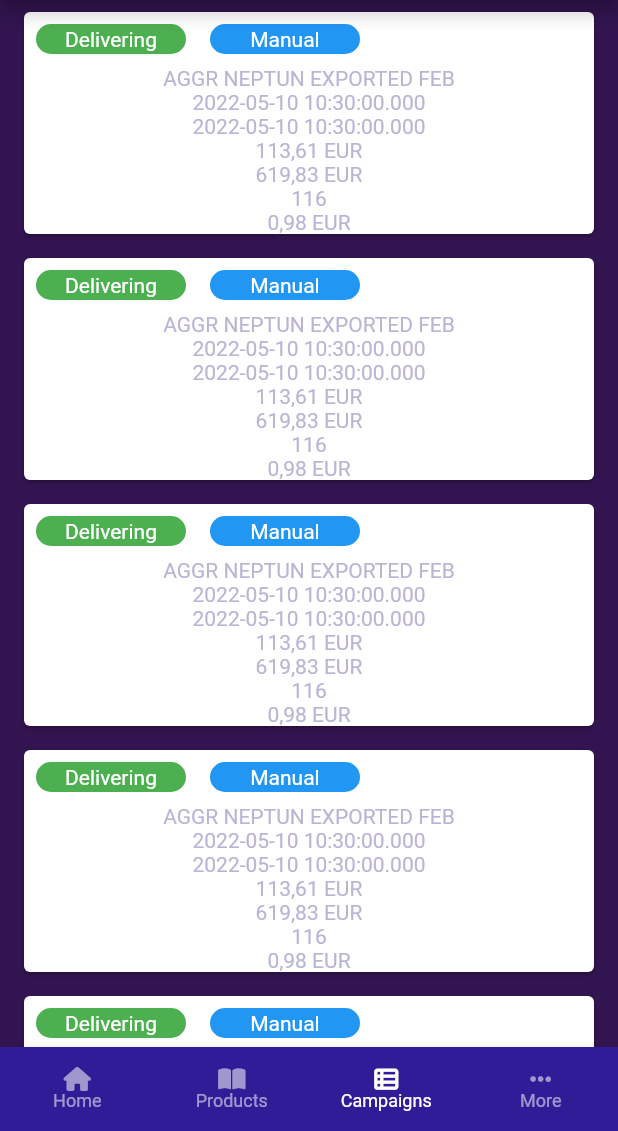
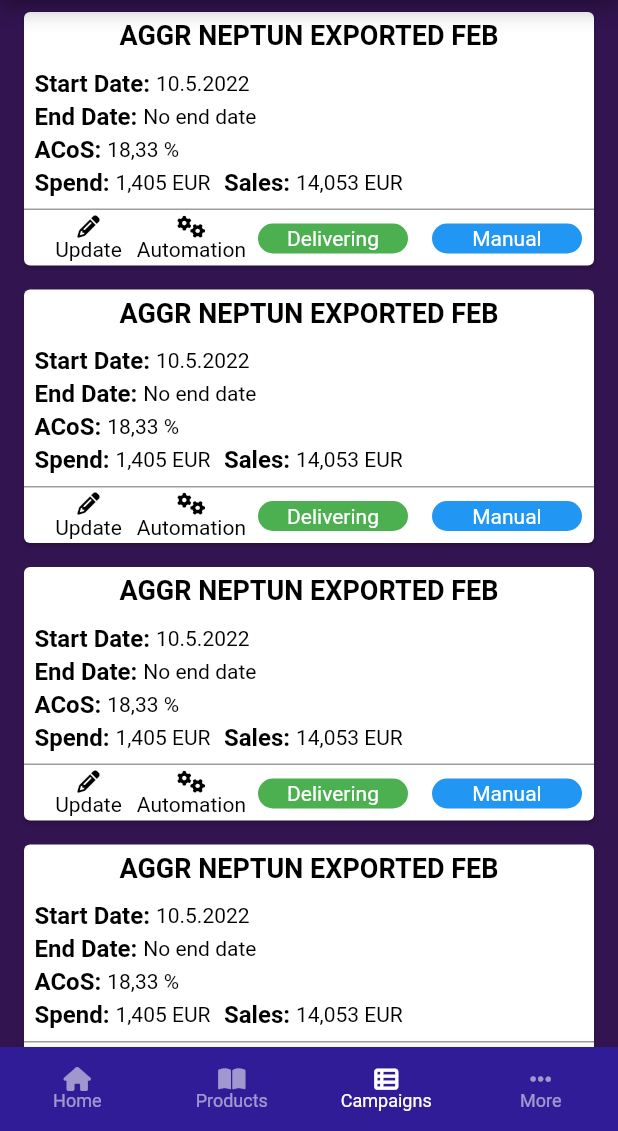
Before and after one commit to Nencinenc/amzx_mobile, a Flutter app: the HomePage screen opened by its route, item 3 of the bottom bar chosen, on a phone screen of 412 x 824 dp, the part 105-1236 px from its top. Run offline on Flutter 3.47's test engine with Material 2 defaults, Android fonts, the phone set to English and light mode, and no system bars; our stand-ins replace another_flushbar, dio, flutter_dotenv, flutter_secure_storage, font_awesome_flutter, get_it and 2 more; missing offline and left inert: country_icons; accounts and stored records are empty; network calls fail.

Commit message:
Added campaign key Edited campaign card design Added custom icon button
Changed primary color from prpimaryTExt to blackColor

```diff
--- /dev/null
+++ b/lib/common_widgets/buttons/custom_icon_button.dart
@@ -0,0 +1,28 @@
+import 'package:flutter/cupertino.dart';
+import 'package:font_awesome_flutter/font_awesome_flutter.dart';
+
+import '../../configuration/interceptors/enums.dart';
+import '../typography/custom_text.dart';
+
+class CustomIconButton extends StatelessWidget {
+  const CustomIconButton({Key? key, required this.text, required this.icon, required this.size, required this.color, this.onPress}) : super(key: key);
+
+  final String text;
+  final IconData icon;
+  final double size;
+  final Color color;
+  final Function()? onPress;
+
+  @override
+  Widget build(BuildContext context) {
+    return GestureDetector(
+      onTap: onPress,
+      child: Column(
+        children: [
+          FaIcon(icon, size: size, color: color),
+          CustomText(text: text),
+        ]
+      )
+    );
+  }
+}
--- a/lib/common_widgets/typography/custom_text.dart
+++ b/lib/common_widgets/typography/custom_text.dart
@@ -21,7 +21,7 @@ class CustomText extends StatelessWidget {
     required this.text,
     this.textSize = TextSize.s,
     this.textWeight = WeightSize.regular,
-    this.textColor = primaryText,
+    this.textColor = blackColor,
     this.textAlign,
     this.underline = false,
     this.height,
--- a/lib/pages/navbar_screens/campaigns/campaign_card.dart
+++ b/lib/pages/navbar_screens/campaigns/campaign_card.dart
@@ -3,6 +3,12 @@ import 'package:amzx/models/network/campaign.dart';
 import 'package:amzx/pages/navbar_screens/campaigns/campaigns_page.dart';
 import 'package:flutter/cupertino.dart';
 import 'package:flutter/material.dart';
+import 'package:font_awesome_flutter/font_awesome_flutter.dart';
+
+import '../../../common_widgets/buttons/custom_icon_button.dart';
+import '../../../configuration/interceptors/enums.dart';
+
+part 'campaign_key.dart';
 
 class CampaignCard extends StatelessWidget {
   final Campaign campaign;
@@ -16,9 +22,105 @@ class CampaignCard extends StatelessWidget {
   Widget build(BuildContext context) {
     return Card(
       child: Column(
+        mainAxisAlignment: MainAxisAlignment.start,
+        crossAxisAlignment: CrossAxisAlignment.start,
         children: [
+          Align(
+            alignment: Alignment.topCenter,
+            child: Padding(
+              padding: const EdgeInsets.all(5.0),
+              child: CustomText(
+                text: campaign.name,
+                textSize: TextSize.l,
+                textWeight: WeightSize.bold,
+                textColor: Colors.black,
+              ),
+            ),
+          ),
           Row(
             children: [
+              Padding(
+                padding: const EdgeInsets.all(7.0),
+                child: Column(
+                  mainAxisAlignment: MainAxisAlignment.start,
+                  crossAxisAlignment: CrossAxisAlignment.start,
+                  children: [
+                    Padding(
+                      padding: const EdgeInsets.only(bottom: 3.0),
+                      child: Row(
+                        children: const [
+                          _CampaignKey(text: "Start Date: "),
+                          CustomText(
+                            // text: campaign.endDate.toString(), //will change
+                            text: "10.5.2022",
+                          ),
+                        ],
+                      ),
+                    ),
+                    Padding(
+                      padding: const EdgeInsets.only(bottom: 3.0),
+                      child: Row(
+                        children: const [
+                          _CampaignKey(text: "End Date: "),
+                          CustomText(
+                            // text: campaign.endDate.toString(), //will change
+                            text: "No end date",
+                          ),
+                        ],
+                      ),
+                    ),
+                    Padding(
+                      padding: const EdgeInsets.only(bottom: 3.0),
+                      child: Row(
+                        children: const [
+                          _CampaignKey(text: "ACoS: "),
+                          CustomText(
+                            text: "18,33 %",
+                          ),
+                        ],
+                      ),
+                    ),
+                    Row(
+                      children: const [
+                        _CampaignKey(text: "Spend: "),
+                        CustomText(
+                          text: "1,405 EUR",
+                        ),
+                        Padding(
+                          padding: EdgeInsets.only(left: 9.0),
+                          child: _CampaignKey(text: "Sales: "),
+                        ),
+                        CustomText(
+                          text: "14,053 EUR",
+                        ),
+                      ],
+                    ),
+                  ],
+                ),
+              ),
+            ],
+          ),
+          const Divider(
+            height: 3,
+            thickness: 1,
+            color: Colors.grey,
+          ),
+          Row(
+            mainAxisAlignment: MainAxisAlignment.end,
+            children: [
+              Column(
+                children: const [
+                  CustomIconButton(text: "Update", icon: FontAwesomeIcons.pencil, color: Colors.black, size: 15,),
+                ],
+              ),
+              Padding(
+                padding: const EdgeInsets.only(left: 10.0),
+                child: Column(
+                  children: const [
+                    CustomIconButton(text: "Automation", icon: FontAwesomeIcons.gears, color: Colors.black, size: 15,),
+                  ],
+                ),
+              ),
               Padding(
                 padding: const EdgeInsets.all(8.0),
                 child: StateTag(
@@ -33,27 +135,6 @@ class CampaignCard extends StatelessWidget {
               ),
             ],
           ),
-          CustomText(
-            text: campaign.name,
-          ),
-          CustomText(
-            text: campaign.startDate.toString(), //will change
-          ),
-          CustomText(
-            text: campaign.endDate.toString(), //will change
-          ),
-          const CustomText(
-            text: "113,61 EUR",
-          ),
-          const CustomText(
-            text: "619,83 EUR",
-          ),
-          const CustomText(
-            text: "116",
-          ),
-          const CustomText(
-            text: "0,98 EUR",
-          ),
         ],
       ),
     );
--- /dev/null
+++ b/lib/pages/navbar_screens/campaigns/campaign_key.dart
@@ -0,0 +1,16 @@
+part of 'campaign_card.dart';
+
+class _CampaignKey extends StatelessWidget {
+  const _CampaignKey({Key? key, required this.text}) : super(key: key);
+
+  final String text;
+
+  @override
+  Widget build(BuildContext context) {
+    return CustomText(
+      text: text,
+      textWeight: WeightSize.bold,
+      textSize: TextSize.m,
+    );
+  }
+}
```
